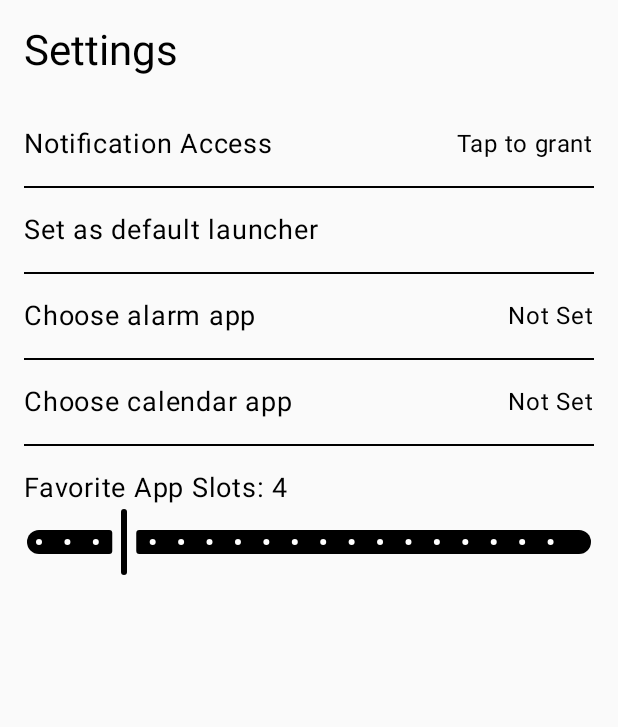
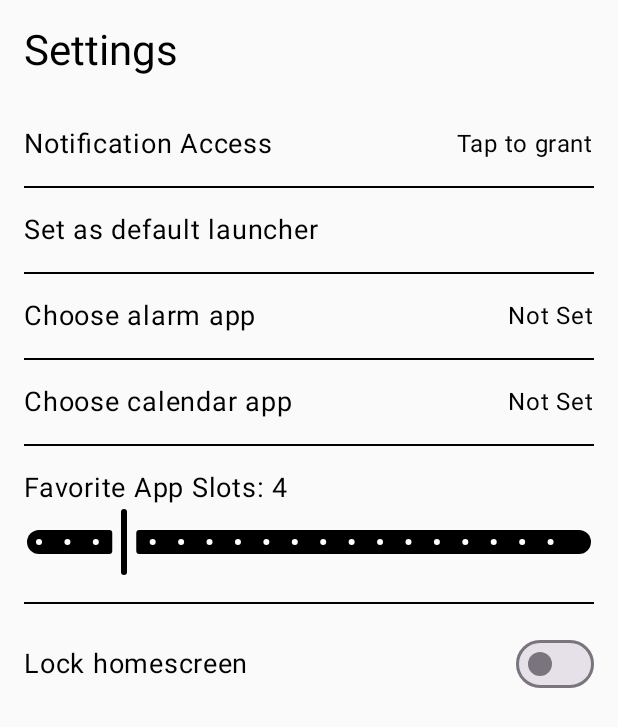
Before and after one commit to Boris55555/Sexy-Launcher, an Android app built with Jetpack Compose: the screen it shows after launch (MainActivity), after a tap on "Sexy Launcher", on a phone screen of 412 x 824 dp. Shown: the top 727 px of the screen. Run offline under Robolectric (Android 15) with nearby library versions, the phone set to English and light mode, and no system bars; 3 other taps on this screen came first.

Commit message:
Prepare release v1.2

```diff
--- a/app/build.gradle.kts
+++ b/app/build.gradle.kts
@@ -28,8 +28,8 @@ android {
         applicationId = "com.example.sexylauncher"
         minSdk = 31
         targetSdk = 36
-        versionCode = 1
-        versionName = "1.0"
+        versionCode = 3
+        versionName = "1.2"
 
         testInstrumentationRunner = "androidx.test.runner.AndroidJUnitRunner"
     }
--- a/app/src/main/java/com/example/sexylauncher/HomeScreen.kt
+++ b/app/src/main/java/com/example/sexylauncher/HomeScreen.kt
@@ -21,7 +21,6 @@ import androidx.compose.foundation.clickable
 import androidx.compose.foundation.combinedClickable
 import androidx.compose.foundation.gestures.detectTapGestures
 import androidx.compose.foundation.interaction.MutableInteractionSource
-import androidx.compose.foundation.interaction.collectIsPressedAsState
 import androidx.compose.foundation.layout.Arrangement
 import androidx.compose.foundation.layout.Box
 import androidx.compose.foundation.layout.Column
@@ -93,6 +92,7 @@ fun MainHomeScreen(
     val favoriteCount by favoritesRepository.favoriteCount.collectAsState()
     val alarmAppPackage by favoritesRepository.alarmAppPackage.collectAsState()
     val calendarAppPackage by favoritesRepository.calendarAppPackage.collectAsState()
+    val isHomeLocked by favoritesRepository.isHomeLocked.collectAsState()
 
     val favoriteApps = remember(favoritePackages) {
         favoritePackages.map { pkgName ->
@@ -193,15 +193,12 @@ fun MainHomeScreen(
 
     val batteryLevel by context.batteryLevel().collectAsState(initial = null)
 
-    val interactionSource = remember { MutableInteractionSource() }
-    val isPressed by interactionSource.collectIsPressedAsState()
-
     Box(
         modifier = Modifier
             .fillMaxSize()
             .pointerInput(Unit) {
                 detectTapGestures(
-                    onLongPress = { onShowSettingsClicked() },
+                    onLongPress = { if (!isHomeLocked) onShowSettingsClicked() },
                     onDoubleTap = {
                         showRefreshOverlay = true
                         try {
@@ -330,7 +327,7 @@ fun MainHomeScreen(
                     for (i in pageStart until pageEnd) {
                         val app = favoriteApps.getOrNull(i)
                         if (app != null) {
-                            FavoriteAppItem(app = app, notifications = notifications.filter { it.packageName == app.packageName }, onLongClick = { onEditFavorite(i) }) {
+                            FavoriteAppItem(app = app, notifications = notifications.filter { it.packageName == app.packageName }, onLongClick = { if (!isHomeLocked) onEditFavorite(i) }) {
                                 val appNotifications = notifications.filter { it.packageName == app.packageName }
                                 appNotifications.forEach { sbn ->
                                     NotificationListener.instance?.dismissNotification(sbn.key)
@@ -347,7 +344,7 @@ fun MainHomeScreen(
                                 horizontalArrangement = Arrangement.Center,
                                 modifier = Modifier
                                     .padding(8.dp)
-                                    .clickable { onEditFavorite(i) }
+                                    .clickable { if (!isHomeLocked) onEditFavorite(i) }
                             ) {
                                 Text(
                                     text = "[Press here + ]",
@@ -361,26 +358,24 @@ fun MainHomeScreen(
             }
         }
 
-        val backgroundColor = if (isPressed) Color.Black else Color.White
-        val iconColor = if (isPressed) Color.White else Color.Black
-
         Box(
             contentAlignment = Alignment.Center,
             modifier = Modifier
                 .align(Alignment.CenterEnd)
+                .padding(bottom = 80.dp) // Pushed the button up
                 .size(width = 32.dp, height = 100.dp)
-                .background(backgroundColor)
+                .background(Color.White)
                 .border(
                     BorderStroke(2.dp, Color.Black),
                     RoundedCornerShape(topStartPercent = 50, bottomStartPercent = 50)
                 )
                 .clip(RoundedCornerShape(topStartPercent = 50, bottomStartPercent = 50))
-                .clickable(interactionSource = interactionSource, indication = null) { onShowAllAppsClicked() }
+                .clickable(interactionSource = remember { MutableInteractionSource() }, indication = null) { onShowAllAppsClicked() }
         ) {
             Icon(
                 imageVector = Icons.AutoMirrored.Filled.ArrowBack,
                 contentDescription = "Show all apps",
-                tint = iconColor
+                tint = Color.Black
             )
         }
     }
--- a/app/src/main/java/com/example/sexylauncher/MainActivity.kt
+++ b/app/src/main/java/com/example/sexylauncher/MainActivity.kt
@@ -19,6 +19,7 @@ private const val KEY_FAVORITES = "favorite_apps"
 private const val KEY_FAVORITE_COUNT = "favorite_app_count"
 private const val KEY_ALARM_APP = "alarm_app_package"
 private const val KEY_CALENDAR_APP = "calendar_app_package"
+private const val KEY_HOME_LOCKED = "home_locked"
 private const val DEFAULT_FAVORITE_COUNT = 4
 
 class FavoritesRepository(private val context: Context) {
@@ -36,6 +37,9 @@ class FavoritesRepository(private val context: Context) {
     private val _calendarAppPackage = MutableStateFlow(prefs.getString(KEY_CALENDAR_APP, null))
     val calendarAppPackage = _calendarAppPackage.asStateFlow()
 
+    private val _isHomeLocked = MutableStateFlow(prefs.getBoolean(KEY_HOME_LOCKED, false))
+    val isHomeLocked = _isHomeLocked.asStateFlow()
+
     private val listener = SharedPreferences.OnSharedPreferenceChangeListener { _, key ->
         when (key) {
             KEY_FAVORITE_COUNT, KEY_FAVORITES -> {
@@ -47,6 +51,9 @@ class FavoritesRepository(private val context: Context) {
             }
             KEY_CALENDAR_APP -> {
                 _calendarAppPackage.value = prefs.getString(KEY_CALENDAR_APP, null)
+            }
+            KEY_HOME_LOCKED -> {
+                _isHomeLocked.value = prefs.getBoolean(KEY_HOME_LOCKED, false)
             }
         }
     }
@@ -103,6 +110,10 @@ class FavoritesRepository(private val context: Context) {
 
     fun saveCalendarApp(packageName: String?) {
         prefs.edit().putString(KEY_CALENDAR_APP, packageName).apply()
+    }
+
+    fun saveHomeLocked(isLocked: Boolean) {
+        prefs.edit().putBoolean(KEY_HOME_LOCKED, isLocked).apply()
     }
 }
 
--- a/app/src/main/java/com/example/sexylauncher/SettingsScreen.kt
+++ b/app/src/main/java/com/example/sexylauncher/SettingsScreen.kt
@@ -14,6 +14,7 @@ import androidx.compose.material3.Divider
 import androidx.compose.material3.MaterialTheme
 import androidx.compose.material3.Slider
 import androidx.compose.material3.SliderDefaults
+import androidx.compose.material3.Switch
 import androidx.compose.material3.Text
 import androidx.compose.runtime.*
 import androidx.compose.ui.Alignment
@@ -36,6 +37,7 @@ fun SettingsScreen(
     var hasNotificationPermission by remember { mutableStateOf(isNotificationServiceEnabled(context)) }
     val alarmAppPackage by favoritesRepository.alarmAppPackage.collectAsState()
     val calendarAppPackage by favoritesRepository.calendarAppPackage.collectAsState()
+    val isHomeLocked by favoritesRepository.isHomeLocked.collectAsState()
 
     val favoriteCount by favoritesRepository.favoriteCount.collectAsState()
     var sliderPosition by remember(favoriteCount) { mutableStateOf(favoriteCount.toFloat()) }
@@ -132,6 +134,7 @@ fun SettingsScreen(
             Text(calendarAppName)
         }
 
+        if (!isHomeLocked) {
             Divider(color = Color.Black)
 
             Column(modifier = Modifier.padding(vertical = 16.dp)) {
@@ -154,4 +157,21 @@ fun SettingsScreen(
                 )
             }
         }
+
+        Divider(color = Color.Black)
+
+        Row(
+            modifier = Modifier
+                .fillMaxWidth()
+                .padding(vertical = 16.dp),
+            verticalAlignment = Alignment.CenterVertically,
+            horizontalArrangement = Arrangement.SpaceBetween
+        ) {
+            Text("Lock homescreen", fontSize = 18.sp)
+            Switch(
+                checked = isHomeLocked,
+                onCheckedChange = { favoritesRepository.saveHomeLocked(it) }
+            )
         }
+    }
+}
```
Lines whose indentation alone changed are shown as unchanged.
